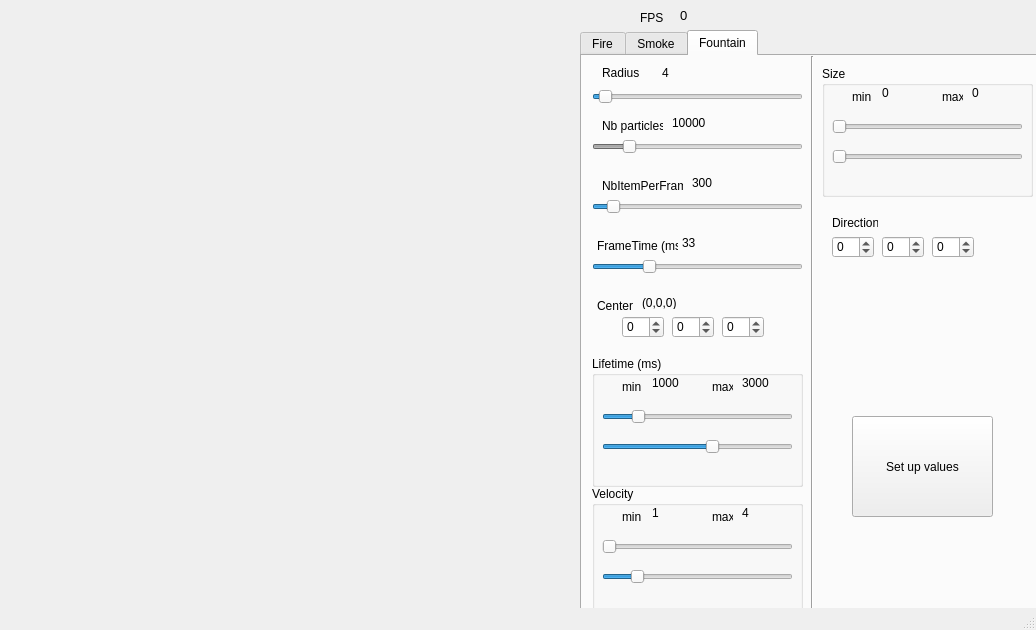
Old version of the form Core/mainwindow.ui in the repository arktic/Particule.
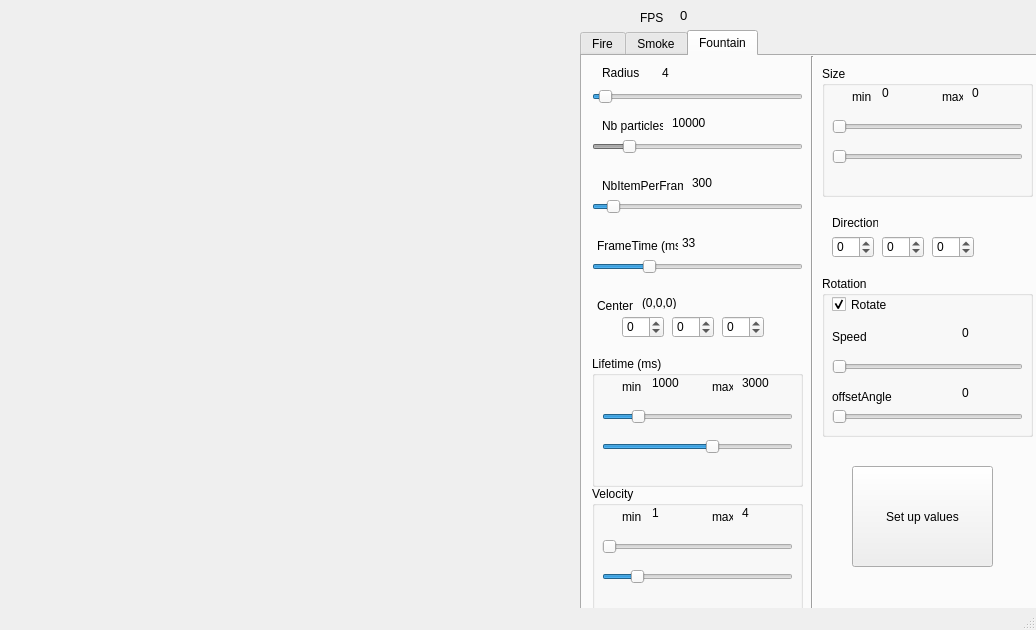
New version of the form. Custom widgets are drawn as their Qt base class.

Commit message: added rotation option on fountain

Patch:
```diff
--- a/Core/mainwindow.ui
+++ b/Core/mainwindow.ui
@@ -2024,7 +2024,7 @@
       <property name="geometry">
        <rect>
         <x>270</x>
-        <y>360</y>
+        <y>410</y>
         <width>141</width>
         <height>101</height>
        </rect>
@@ -2243,6 +2243,137 @@
        <number>1</number>
       </property>
      </widget>
+     <widget class="QGroupBox" name="rotFrame">
+      <property name="geometry">
+       <rect>
+        <x>240</x>
+        <y>220</y>
+        <width>211</width>
+        <height>161</height>
+       </rect>
+      </property>
+      <property name="title">
+       <string>Rotation</string>
+      </property>
+      <widget class="QSlider" name="rotSpeedSliderFountain">
+       <property name="geometry">
+        <rect>
+         <x>10</x>
+         <y>80</y>
+         <width>191</width>
+         <height>22</height>
+        </rect>
+       </property>
+       <property name="minimum">
+        <number>1</number>
+       </property>
+       <property name="maximum">
+        <number>10000</number>
+       </property>
+       <property name="orientation">
+        <enum>Qt::Horizontal</enum>
+       </property>
+      </widget>
+      <widget class="QLabel" name="label_25">
+       <property name="geometry">
+        <rect>
+         <x>10</x>
+         <y>110</y>
+         <width>61</width>
+         <height>21</height>
+        </rect>
+       </property>
+       <property name="text">
+        <string>offsetAngle</string>
+       </property>
+      </widget>
+      <widget class="QLabel" name="rotOffsetAngleFountainValue">
+       <property name="geometry">
+        <rect>
+         <x>140</x>
+         <y>110</y>
+         <width>46</width>
+         <height>13</height>
+        </rect>
+       </property>
+       <property name="text">
+        <string>0</string>
+       </property>
+      </widget>
+      <widget class="QLabel" name="label_26">
+       <property name="geometry">
+        <rect>
+         <x>10</x>
+         <y>50</y>
+         <width>41</width>
+         <height>21</height>
+        </rect>
+       </property>
+       <property name="text">
+        <string>Speed</string>
+       </property>
+      </widget>
+      <widget class="QLabel" name="rotSpeedFountainValue">
+       <property name="geometry">
+        <rect>
+         <x>140</x>
+         <y>50</y>
+         <width>46</width>
+         <height>13</height>
+        </rect>
+       </property>
+       <property name="text">
+        <string>0</string>
+       </property>
+      </widget>
+      <widget class="QSlider" name="rotOffsetAngleFountainSlider">
+       <property name="geometry">
+        <rect>
+         <x>10</x>
+         <y>130</y>
+         <width>191</width>
+         <height>22</height>
+        </rect>
+       </property>
+       <property name="minimum">
+        <number>1</number>
+       </property>
+       <property name="maximum">
+        <number>10000</number>
+       </property>
+       <property name="singleStep">
+        <number>1</number>
+       </property>
+       <property name="orientation">
+        <enum>Qt::Horizontal</enum>
+       </property>
+       <property name="invertedAppearance">
+        <bool>false</bool>
+       </property>
+       <property name="invertedControls">
+        <bool>false</bool>
+       </property>
+       <property name="tickPosition">
+        <enum>QSlider::NoTicks</enum>
+       </property>
+      </widget>
+      <widget class="QCheckBox" name="rotEnableFountain">
+       <property name="geometry">
+        <rect>
+         <x>10</x>
+         <y>20</y>
+         <width>70</width>
+         <height>17</height>
+        </rect>
+       </property>
+       <property name="text">
+        <string>Rotate</string>
+       </property>
+       <property name="checked">
+        <bool>true</bool>
+       </property>
+      </widget>
+     </widget>
     </widget>
    </widget>
    <widget class="QLabel" name="fpsValue">
```
Left out of the diff: 32 changed lines with no effect on the pictures. The commit also changes 16 other files.
